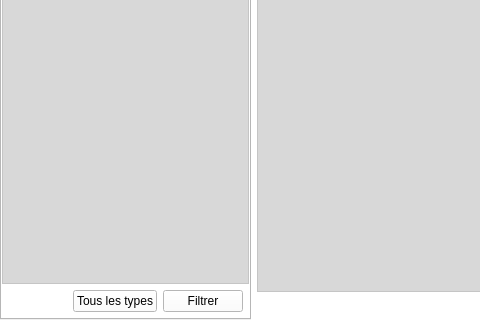
Old version of the form mainwindow.ui in the repository Paracetamol56/Observeur2; both pictures show x 0 to 480 and y 335 to 655 of the 759 by 655 pixel window.
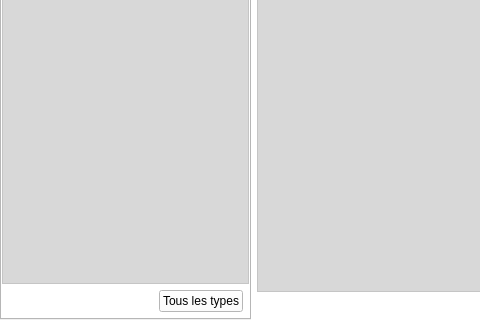
New version of the form. The open tabs and pages were chosen to show the change.

The edit to the form file:
```diff
--- a/mainwindow.ui
+++ b/mainwindow.ui
@@ -635,13 +635,6 @@
             </property>
            </widget>
           </item>
-          <item>
-           <widget class="QPushButton" name="SortButton_3">
-            <property name="text">
-             <string>Filtrer</string>
-            </property>
-           </widget>
-          </item>
          </layout>
         </item>
        </layout>
```
